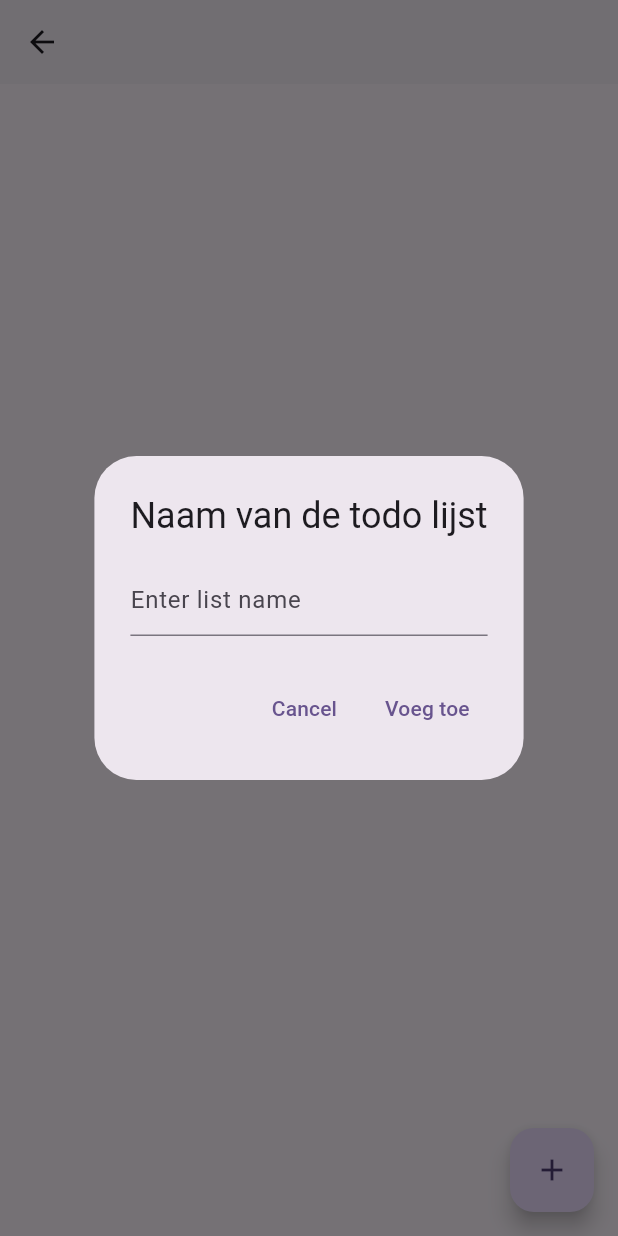
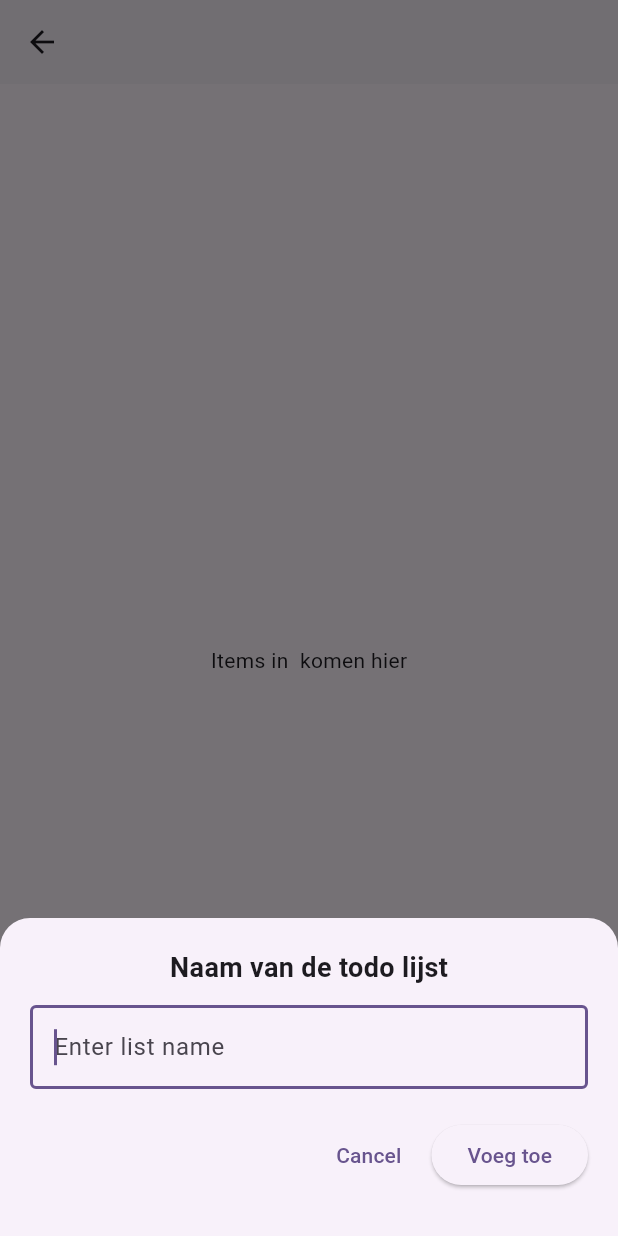
Before and after one commit to MathiasHouwen/EIS_Flutter_app, a Flutter app: the toDoPage screen opened directly with empty values, after a tap on the "add" icon, on a phone screen of 412 x 824 dp. Run offline on Flutter 3.47's test engine with Material 3 defaults, Android fonts, the phone set to English and light mode, and no system bars.

Commit message:
todo discription & pop-up down

```diff
--- a/lib/main.dart
+++ b/lib/main.dart
@@ -3,7 +3,6 @@ import 'package:to_do/pages/home.dart';
 import 'package:to_do/pages/models.dart';
 import 'package:provider/provider.dart';
 
-// TODO: todo discription & pop-up down
 // TODO: completed, subsection
 // TODO: EXTRA - DARK MODE
 // TODO: EXTRA - DEADLINE
--- a/lib/pages/models.dart
+++ b/lib/pages/models.dart
@@ -7,23 +7,27 @@ class TodoItem {
   String title;
   bool isDone;
   bool isFavourite;
+  String description;
 
   TodoItem({
     required this.title,
     this.isDone = false,
     this.isFavourite = false,
+    this.description = "",
   });
 
   Map<String, dynamic> toJson() => {
     'title': title,
     'isDone': isDone,
     'isFavourite': isFavourite,
+    'description': description,
   };
 
   factory TodoItem.fromJson(Map<String, dynamic> json) => TodoItem(
     title: json['title'],
     isDone: json['isDone'] ?? false,
     isFavourite: json['isFavourite'] ?? false,
+    description: json['description'] ?? "",
   );
 }
 
@@ -94,6 +98,10 @@ class HomeModel extends ChangeNotifier{
 
   Future<void> _save() async {
     await _storage.saveData(_todoLists);
+  }
+
+  Future<void> save() async {
+    await _save();
   }
   // ---
 
--- a/lib/pages/to_do_page.dart
+++ b/lib/pages/to_do_page.dart
@@ -15,6 +15,7 @@ class toDoPage extends StatefulWidget {
 class _toDoPageState extends State<toDoPage> {
   late final _todoItems = widget.todoList.items;
   final TextEditingController _listNameController = TextEditingController();
+  final FocusNode _focusNode = FocusNode();
 
   @override
   Widget build(BuildContext context) {
@@ -37,23 +38,51 @@ class _toDoPageState extends State<toDoPage> {
 
   void popUp(BuildContext context, HomeModel model) {
     _listNameController.clear();
-    showDialog(
+
+    showModalBottomSheet(
       context: context,
-        builder: (context){
-          return AlertDialog(
-            title: Text("Naam van de todo lijst"),
-            content: TextField(
+      isScrollControlled: true,
+      shape: const RoundedRectangleBorder(
+        borderRadius: BorderRadius.vertical(top: Radius.circular(20)),
+      ),
+      builder: (context) {
+        Future.delayed(const Duration(milliseconds: 100), () {
+          _focusNode.requestFocus();
+        });
+
+        return SingleChildScrollView(
+          padding: EdgeInsets.only(
+            bottom: MediaQuery.of(context).viewInsets.bottom + 20,
+            left: 20,
+            right: 20,
+            top: 20,
+          ),
+          child: Column(
+            mainAxisSize: MainAxisSize.min,
+            children: [
+              const Text(
+                "Naam van de todo lijst",
+                style: TextStyle(fontSize: 18, fontWeight: FontWeight.bold),
+              ),
+              const SizedBox(height: 12),
+              TextField(
                 controller: _listNameController,
-              decoration: const InputDecoration(hintText: "Enter list name"),
+                focusNode: _focusNode,
+                decoration: const InputDecoration(
+                  hintText: "Enter list name",
+                  border: OutlineInputBorder(),
                 ),
-            actions: <Widget>[
+              ),
+              const SizedBox(height: 20),
+              Row(
+                mainAxisAlignment: MainAxisAlignment.end,
+                children: [
                   TextButton(
                     child: const Text('Cancel'),
-                onPressed: () {
-                  Navigator.of(context).pop();
-                },
+                    onPressed: () => Navigator.of(context).pop(),
                   ),
-              TextButton(
+                  const SizedBox(width: 8),
+                  ElevatedButton(
                     child: const Text('Voeg toe'),
                     onPressed: () {
                       final name = _listNameController.text.trim();
@@ -67,9 +96,16 @@ class _toDoPageState extends State<toDoPage> {
                     },
                   ),
                 ],
+              ),
+              const SizedBox(height: 10),
+            ],
+          ),
         );
-        });
+      },
+    );
   }
+
+
 
   AppBar buildAppBar(String title) {
     return AppBar(
@@ -130,9 +166,46 @@ class _toDoPageState extends State<toDoPage> {
           ),
           onTap: () {
             // Discription
+            showDescriptionDialog(index);
           },
         );
       },
     );
   }
+
+  void showDescriptionDialog(int itemIndex) {
+    final item = _todoItems[itemIndex];
+    final TextEditingController _descController = TextEditingController(text: item.description);
+
+    showDialog(
+      context: context,
+      builder: (context) {
+        return AlertDialog(
+          title: Text("Beschrijving voor '${item.title}'"),
+          content: TextField(
+            controller: _descController,
+            decoration: const InputDecoration(
+              hintText: "Voeg een beschrijving toe",
+            ),
+            maxLines: 3,
+          ),
+          actions: [
+            TextButton(
+              onPressed: () => Navigator.of(context).pop(),
+              child: const Text("Annuleer"),
+            ),
+            ElevatedButton(
+              onPressed: () {
+                item.description = _descController.text.trim();
+                widget.model.save(); // save changes
+                setState(() {});     // refresh UI
+                Navigator.of(context).pop();
+              },
+              child: const Text("Opslaan"),
+            ),
+          ],
+        );
+      },
+    );
   }
+}
```
Lines whose indentation alone changed are shown as unchanged.
